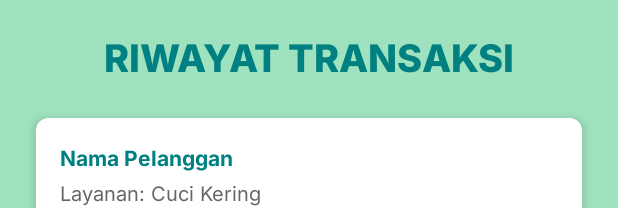
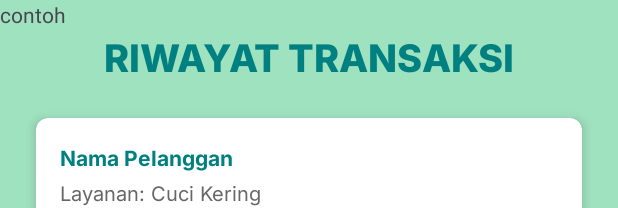
Before and after one commit to antherakr/laundry-android, an Android app: the layout activity_riwayat.xml on its own in the app's theme, with its tools: preview values and no code run, on a phone screen of 412 x 824 dp. Shown: the top 208 px of the screen. Run offline under Robolectric (Android 15) with nearby library versions, the phone set to English and light mode, and no system bars.

Commit message:
riwayat baris 27-30

```diff
--- a/app/src/main/res/layout/activity_riwayat.xml
+++ b/app/src/main/res/layout/activity_riwayat.xml
@@ -24,6 +24,11 @@
         app:layout_constraintStart_toStartOf="parent"
         app:layout_constraintTop_toTopOf="parent" />
 
+    <TextView
+        android:layout_width="match_parent"
+        android:layout_height="match_parent"
+        android:text="contoh"/>
+
     <!-- RecyclerView untuk Menampilkan List Riwayat -->
     <androidx.recyclerview.widget.RecyclerView
         android:id="@+id/rvRiwayat"
```
